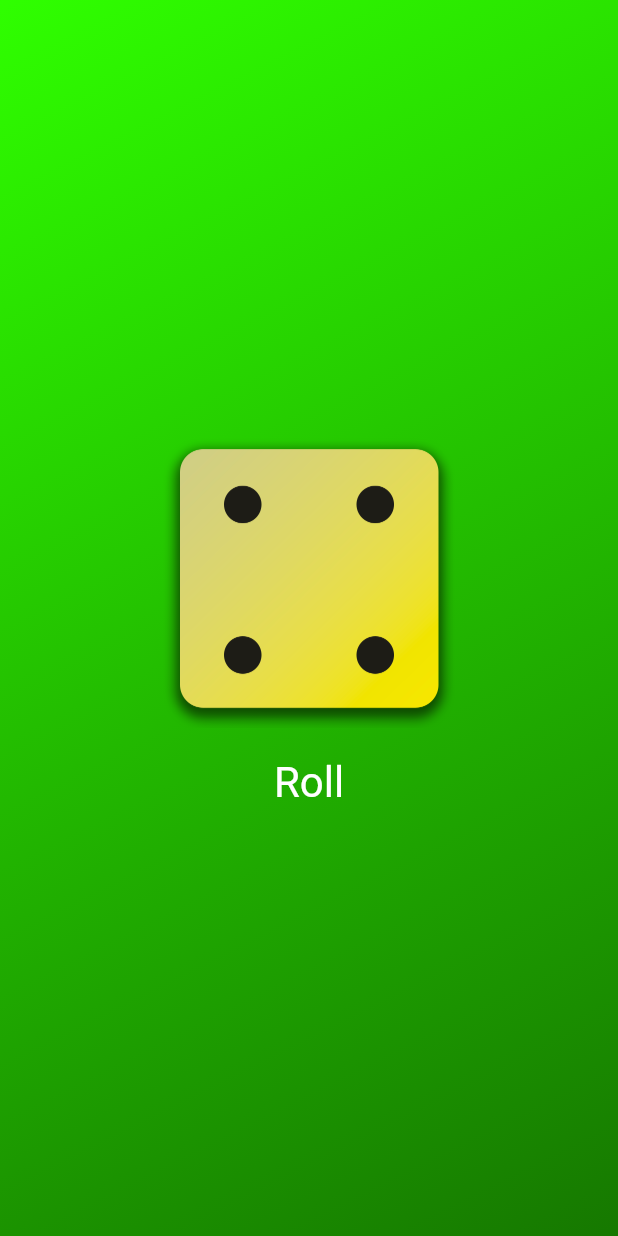
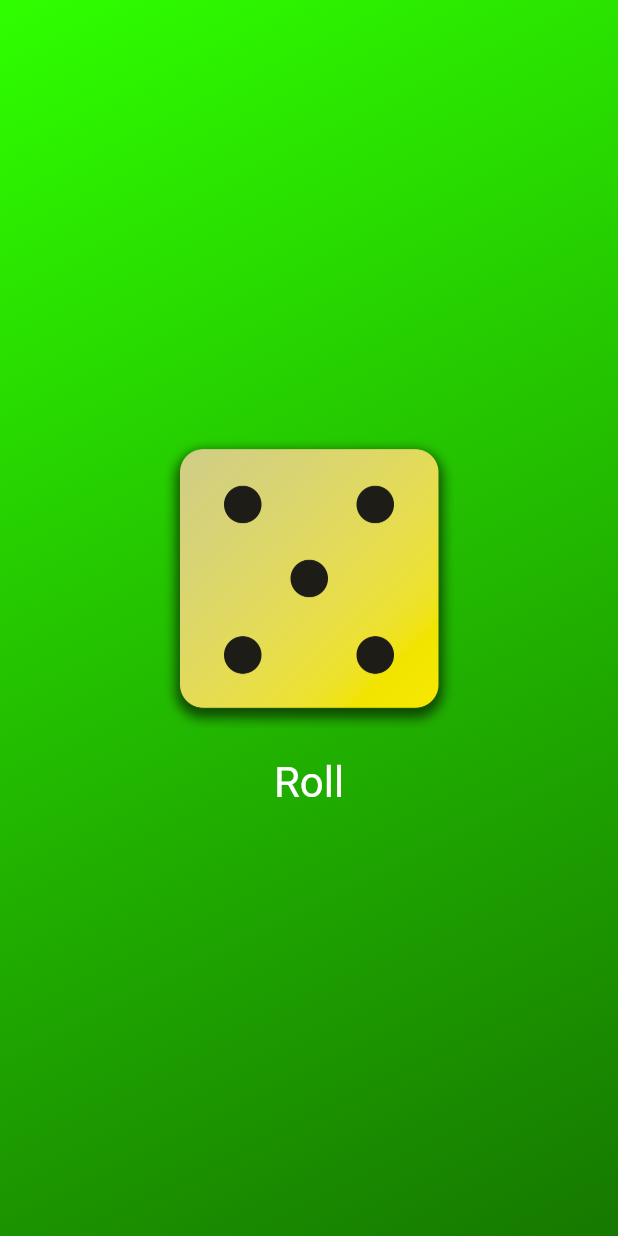
Before and after one commit to EricTimRussell/first_app-flutter_dart, a Flutter app: the screen it shows after launch, after a tap on "Roll", on a phone screen of 412 x 824 dp. Run offline on Flutter 3.47's test engine with Material 3 defaults, Android fonts, the phone set to English and light mode, and no system bars.

```diff
--- a/lib/dice_roller.dart
+++ b/lib/dice_roller.dart
@@ -1,4 +1,7 @@
+import 'dart:math';
 import 'package:flutter/material.dart';
+
+final randomizer = Random();
 
 class DiceRoller extends StatefulWidget {
   const DiceRoller({super.key});
@@ -10,11 +13,11 @@ class DiceRoller extends StatefulWidget {
 }
 
 class _DiceRollerState extends State<DiceRoller> {
-  var activeDiceImage = 'assets/dice-1.png';
+  var currentDiceRoll = 1;
 
   void rollDice() {
     setState(() {
-      activeDiceImage = 'assets/dice-4.png';
+      currentDiceRoll = randomizer.nextInt(6) + 1;
     });
   }
 
@@ -24,7 +27,7 @@ class _DiceRollerState extends State<DiceRoller> {
       mainAxisSize: MainAxisSize.min,
       children: [
         Image.asset(
-          activeDiceImage,
+          'assets/dice-$currentDiceRoll.png',
           width: 200,
         ),
         TextButton(
```
